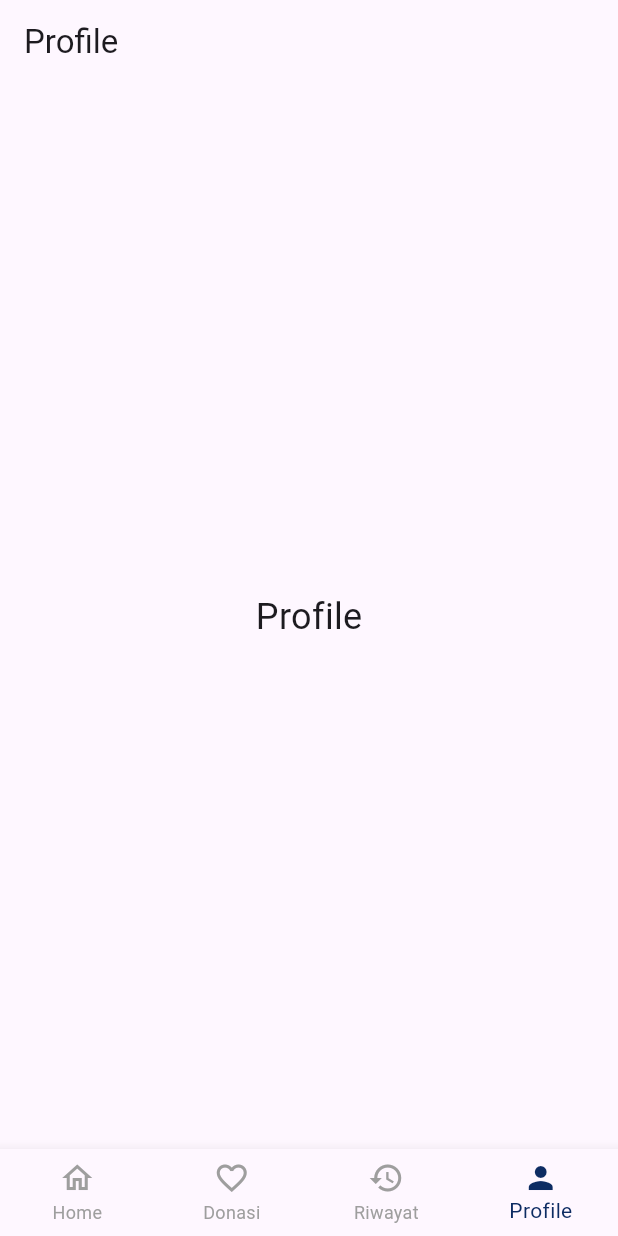
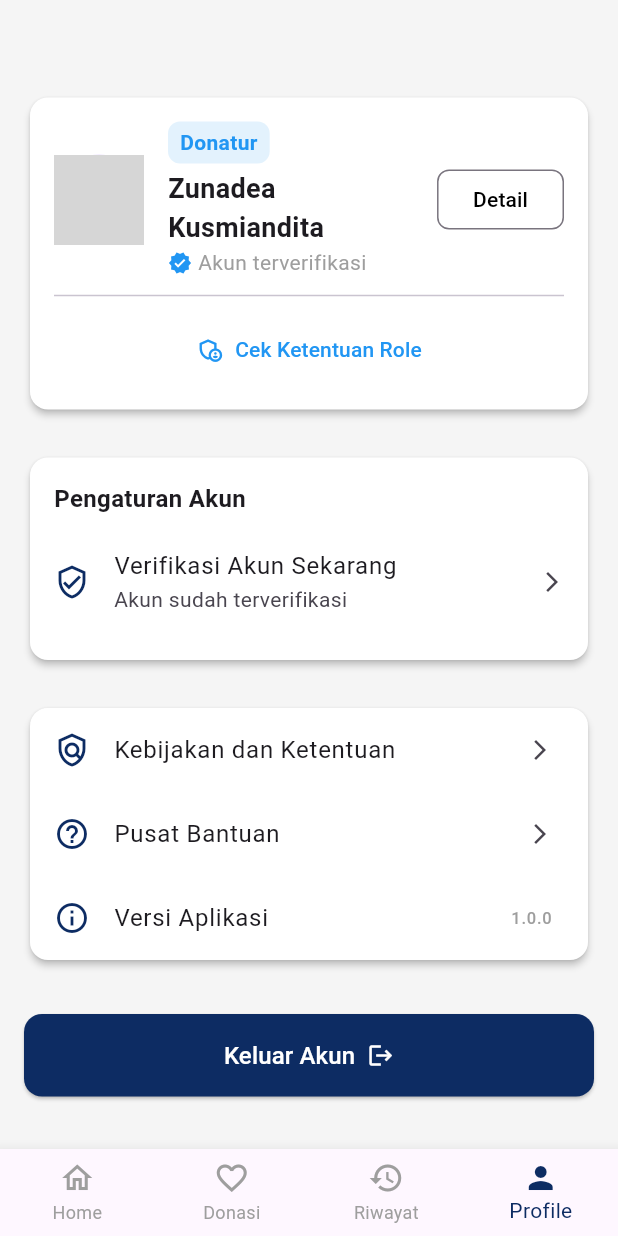
Before and after one commit to EdselSpth/Donasiku-DevHope-Group, a Flutter app: the MainScreen screen opened directly, item 4 of the bottom bar chosen, on a phone screen of 412 x 824 dp. Run offline on Flutter 3.47's test engine with Material 3 defaults, Android fonts, the light colour scheme and no system bars; our stand-ins replace get; network calls fail; grey boxes are pictures that could not be loaded.

Commit message:
feat: [ESH] Slicing user interface and also fixing profile page

```diff
--- a/lib/user_interface/main_screen.dart
+++ b/lib/user_interface/main_screen.dart
@@ -1,10 +1,10 @@
 import 'package:donasiku/state_management/main_screen_controller.dart';
 import 'package:donasiku/user_interface/navigation/homepage.dart';
+import 'package:donasiku/user_interface/navigation/profile/profile_page.dart';
 import 'package:donasiku/widget/navigation_bar.dart';
 import 'package:flutter/material.dart';
 import 'package:get/get.dart';
 
-// Placeholder for other screens
 class PlaceholderWidget extends StatelessWidget {
   final String title;
   const PlaceholderWidget(this.title, {super.key});
@@ -19,15 +19,13 @@ class PlaceholderWidget extends StatelessWidget {
 }
 
 class MainScreen extends StatelessWidget {
-  // Note: I also removed 'const' from the constructor
   MainScreen({super.key});
 
-  // ✅ Solution: Remove 'const' from the list initialization.
   final List<Widget> _pages = [
-    HomePage(), // Your actual homepage
-    const PlaceholderWidget('Donasi'), // Replace with your Donasi screen
-    const PlaceholderWidget('Riwayat'), // Replace with your Riwayat screen
-    const PlaceholderWidget('Profile'), // Replace with your Profile screen
+    HomePage(),
+    const PlaceholderWidget('Donasi'),
+    const PlaceholderWidget('Riwayat'),
+    ProfilePage(),
   ];
 
   @override
@@ -36,9 +34,7 @@ class MainScreen extends StatelessWidget {
     final MainScreenController controller = Get.put(MainScreenController());
 
     return Scaffold(
-      // The body will change based on the selected index from the controller
       body: Obx(() => _pages[controller.selectedIndex.value]),
-      // Add our reusable navigation bar widget here
       bottomNavigationBar: const AppNavigationBar(),
     );
   }
--- /dev/null
+++ b/lib/user_interface/navigation/profile/profile_page.dart
@@ -0,0 +1,40 @@
+import 'package:donasiku/user_interface/auth/login_screen.dart';
+import 'package:donasiku/widget/account_setting_card.dart';
+import 'package:donasiku/widget/info_and_support_card.dart';
+import 'package:donasiku/widget/logout_button.dart';
+import 'package:donasiku/widget/profile_header.dart';
+import 'package:flutter/material.dart';
+
+class ProfilePage extends StatelessWidget {
+  const ProfilePage({super.key});
+
+  @override
+  Widget build(BuildContext context) {
+    return Scaffold(
+      backgroundColor: Colors.grey[100],
+      body: SingleChildScrollView(
+        padding: const EdgeInsets.all(16.0),
+        child: Column(
+          children: [
+            const SizedBox(height: 45),
+            ProfileHeader(),
+            const SizedBox(height: 24),
+            AccountSettingsCard(),
+            const SizedBox(height: 24),
+            InfoAndSupportCard(),
+            const SizedBox(height: 32),
+            LogoutButton(
+              onPressed: () {
+                // Aksi logout
+                Navigator.pushReplacement(
+                  context,
+                  MaterialPageRoute(builder: (context) => const LoginScreen()),
+                );
+              },
+            ),
+          ],
+        ),
+      ),
+    );
+  }
+}
--- /dev/null
+++ b/lib/widget/account_setting_card.dart
@@ -0,0 +1,42 @@
+import 'package:flutter/material.dart';
+
+class AccountSettingsCard extends StatelessWidget {
+  const AccountSettingsCard({super.key});
+
+  @override
+  Widget build(BuildContext context) {
+    return Card(
+      color: Colors.white,
+      elevation: 2,
+      shape: RoundedRectangleBorder(borderRadius: BorderRadius.circular(12)),
+      child: Padding(
+        padding: const EdgeInsets.all(16.0),
+        child: Column(
+          crossAxisAlignment: CrossAxisAlignment.start,
+          children: [
+            const Text(
+              'Pengaturan Akun',
+              style: TextStyle(fontSize: 16, fontWeight: FontWeight.bold),
+            ),
+            const SizedBox(height: 8),
+            ListTile(
+              // Menambahkan sedikit padding konten agar tidak terlalu mepet
+              contentPadding: EdgeInsets.zero,
+              leading: const Icon(
+                Icons.verified_user_outlined,
+                color: Color(0xFF0D2C63),
+              ),
+              title: const Text('Verifikasi Akun Sekarang'),
+              subtitle: const Text('Akun sudah terverifikasi'),
+              trailing: const Icon(Icons.arrow_forward_ios, size: 16),
+              onTap: () {
+                // Tambahkan logika navigasi atau aksi di sini
+                print('Account Verification Tapped!');
+              },
+            ),
+          ],
+        ),
+      ),
+    );
+  }
+}
--- a/lib/widget/donation_card.dart
+++ b/lib/widget/donation_card.dart
@@ -10,6 +10,7 @@ class DonationCard extends StatelessWidget {
   @override
   Widget build(BuildContext context) {
     return Card(
+      color: Colors.white,
       // Card sebagai container utama dengan bayangan dan sudut tumpul
       clipBehavior:
           Clip.antiAlias, // Memastikan konten di dalamnya mengikuti bentuk card
--- /dev/null
+++ b/lib/widget/info_and_support_card.dart
@@ -0,0 +1,55 @@
+import 'package:flutter/material.dart';
+
+class InfoAndSupportCard extends StatelessWidget {
+  // Menambahkan parameter agar versi aplikasi bisa dinamis dari luar
+  final String appVersion;
+
+  const InfoAndSupportCard({
+    super.key,
+    this.appVersion = '1.0.0', // Memberi nilai default jika tidak diisi
+  });
+
+  @override
+  Widget build(BuildContext context) {
+    return Card(
+      color: Colors.white,
+      elevation: 2,
+      shape: RoundedRectangleBorder(borderRadius: BorderRadius.circular(12)),
+      // Menggunakan clipBehavior untuk memastikan konten di dalamnya
+      // mengikuti bentuk rounded corner dari Card.
+      clipBehavior: Clip.antiAlias,
+      child: Column(
+        children: [
+          ListTile(
+            leading: const Icon(
+              Icons.policy_outlined,
+              color: Color(0xFF0D2C63),
+            ),
+            title: const Text('Kebijakan dan Ketentuan'),
+            trailing: const Icon(Icons.arrow_forward_ios, size: 16),
+            onTap: () {
+              print('Policy Tapped!');
+            },
+          ),
+          ListTile(
+            leading: const Icon(Icons.help_outline, color: Color(0xFF0D2C63)),
+            title: const Text('Pusat Bantuan'),
+            trailing: const Icon(Icons.arrow_forward_ios, size: 16),
+            onTap: () {
+              print('Help Center Tapped!');
+            },
+          ),
+          ListTile(
+            leading: const Icon(Icons.info_outline, color: Color(0xFF0D2C63)),
+            title: const Text('Versi Aplikasi'),
+            trailing: Text(
+              appVersion, // <-- Menggunakan variabel dari parameter
+              style: const TextStyle(color: Colors.grey),
+            ),
+            onTap: () {}, // Biasanya item versi tidak bisa di-tap
+          ),
+        ],
+      ),
+    );
+  }
+}
--- /dev/null
+++ b/lib/widget/logout_button.dart
@@ -0,0 +1,36 @@
+import 'package:flutter/material.dart';
+
+class LogoutButton extends StatelessWidget {
+  // Membuat fungsi onPressed sebagai parameter yang wajib diisi.
+  // Ini memungkinkan logika logout ditentukan di halaman mana pun yang menggunakan tombol ini.
+  final VoidCallback onPressed;
+
+  const LogoutButton({super.key, required this.onPressed});
+
+  @override
+  Widget build(BuildContext context) {
+    return SizedBox(
+      width: double.infinity,
+      child: ElevatedButton(
+        // Gunakan fungsi onPressed dari parameter
+        onPressed: onPressed,
+        style: ElevatedButton.styleFrom(
+          backgroundColor: const Color(0xFF0D2C63),
+          foregroundColor: Colors.white,
+          padding: const EdgeInsets.symmetric(vertical: 16),
+          shape: RoundedRectangleBorder(
+            borderRadius: BorderRadius.circular(12),
+          ),
+        ),
+        child: const Row(
+          mainAxisAlignment: MainAxisAlignment.center,
+          children: [
+            Text('Keluar Akun', style: TextStyle(fontSize: 16)),
+            SizedBox(width: 8),
+            Icon(Icons.logout, color: Colors.white),
+          ],
+        ),
+      ),
+    );
+  }
+}
--- /dev/null
+++ b/lib/widget/profile_header.dart
@@ -0,0 +1,110 @@
+import 'package:flutter/material.dart';
+
+import 'package:donasiku/user_interface/navigation/profile/detail_akun_screen.dart';
+
+class ProfileHeader extends StatelessWidget {
+  const ProfileHeader({super.key});
+
+  @override
+  Widget build(BuildContext context) {
+    // PASTE SEMUA KODE DARI _buildProfileHeader() KE SINI
+    return Card(
+      color: Colors.white,
+      elevation: 2,
+      shape: RoundedRectangleBorder(borderRadius: BorderRadius.circular(12)),
+      child: Padding(
+        padding: const EdgeInsets.all(16.0),
+        child: Column(
+          children: [
+            Row(
+              children: [
+                const CircleAvatar(
+                  radius: 30,
+                  backgroundImage: NetworkImage(
+                    'https://i.pravatar.cc/150?img=12',
+                  ),
+                ),
+                const SizedBox(width: 16),
+                Expanded(
+                  child: Column(
+                    crossAxisAlignment: CrossAxisAlignment.start,
+                    children: [
+                      Container(
+                        padding: const EdgeInsets.symmetric(
+                          horizontal: 8,
+                          vertical: 4,
+                        ),
+                        decoration: BoxDecoration(
+                          color: Colors.blue.shade50,
+                          borderRadius: BorderRadius.circular(8),
+                        ),
+                        child: const Text(
+                          'Donatur',
+                          style: TextStyle(
+                            color: Colors.blue,
+                            fontWeight: FontWeight.bold,
+                          ),
+                        ),
+                      ),
+                      const SizedBox(height: 4),
+                      const Text(
+                        'Zunadea Kusmiandita',
+                        style: TextStyle(
+                          fontSize: 18,
+                          fontWeight: FontWeight.bold,
+                        ),
+                      ),
+                      const Row(
+                        children: [
+                          Icon(Icons.verified, color: Colors.blue, size: 16),
+                          SizedBox(width: 4),
+                          Text(
+                            'Akun terverifikasi',
+                            style: TextStyle(color: Colors.grey),
+                          ),
+                        ],
+                      ),
+                    ],
+                  ),
+                ),
+                const SizedBox(width: 8),
+                OutlinedButton(
+                  onPressed: () {
+                    Navigator.push(
+                      context,
+                      MaterialPageRoute(
+                        builder: (context) => const DetailAkunScreen(),
+                      ),
+                    );
+                  },
+                  child: const Text('Detail'),
+                  style: OutlinedButton.styleFrom(
+                    foregroundColor: Colors.black,
+                    shape: RoundedRectangleBorder(
+                      borderRadius: BorderRadius.circular(8),
+                    ),
+                  ),
+                ),
+              ],
+            ),
+            const Divider(height: 24),
+            TextButton(
+              onPressed: () {},
+              child: const Row(
+                mainAxisSize: MainAxisSize.min,
+                children: [
+                  Icon(Icons.admin_panel_settings_outlined, color: Colors.blue),
+                  SizedBox(width: 8),
+                  Text(
+                    'Cek Ketentuan Role',
+                    style: TextStyle(color: Colors.blue),
+                  ),
+                ],
+              ),
+            ),
+          ],
+        ),
+      ),
+    );
+  }
+}
```
Also changed, not shown: lib/user_interface/navigation/profile/detail_akun_screen.dart (added, +228 -0 lines).
